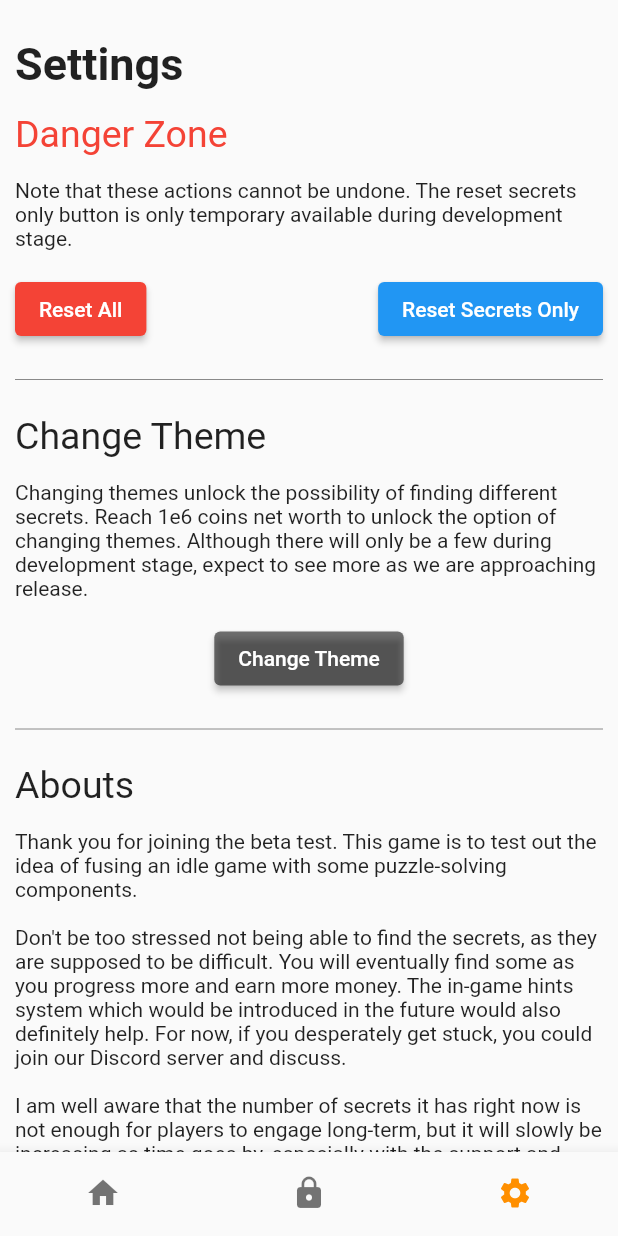
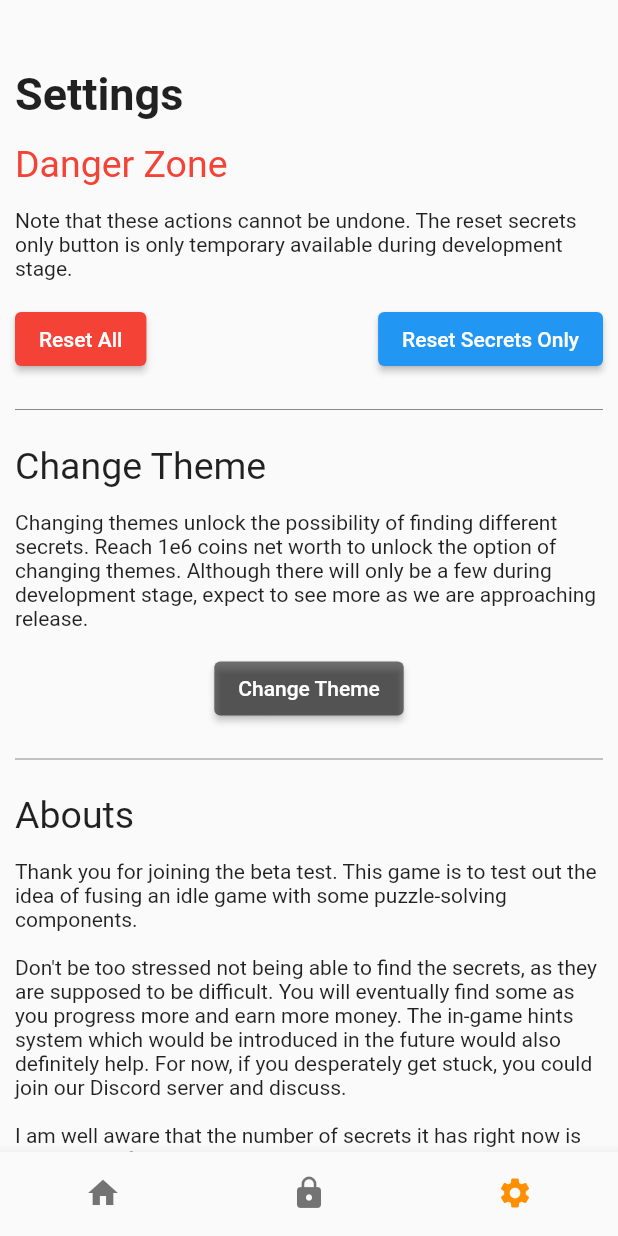
Before and after one commit to KidProf/ordinary-idle, a Flutter app: the screen it shows after launch, item 3 of the bottom bar chosen, on a phone screen of 412 x 824 dp. Run offline on Flutter 3.47's test engine with Material 2 defaults, Android fonts, the phone set to English and light mode, and no system bars; our stand-ins replace fluttertoast, hive, hive_flutter, native_device_orientation, package_info_plus, tuple; missing offline and left inert: restart_app; accounts and stored records are empty.

Commit message:
added spacing on top of settings page, recompile 0.3.2

```diff
--- a/lib/pages/settings.dart
+++ b/lib/pages/settings.dart
@@ -24,7 +24,7 @@ class Settings extends StatelessWidget {
       child: Util.WarpBody(
         context: context,
         children: [
-          const SizedBox(height: 10),
+          const SizedBox(height: 30),
           const Text(
             'Settings',
             style: Util.titleStyle,
```
